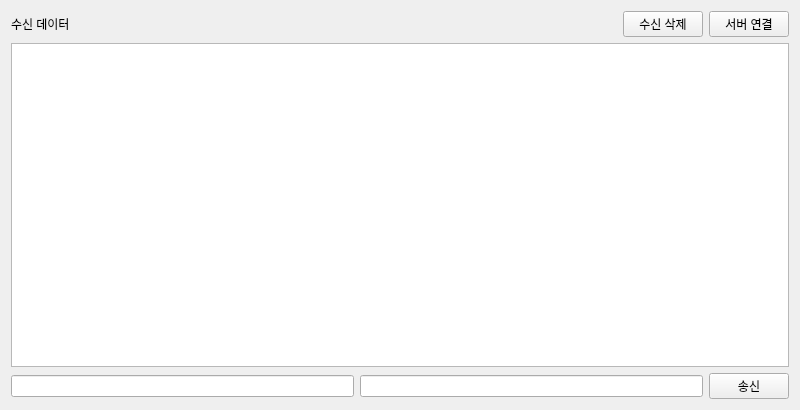
Qt form QT/AiotClientQt/tab2socketclient.ui (te31eawq/class) before a commit.
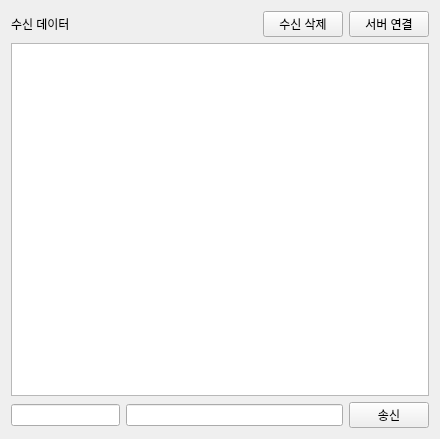
The same form after that commit.

The edit to the form file:
```diff
--- a/QT/AiotClientQt/tab2socketclient.ui
+++ b/QT/AiotClientQt/tab2socketclient.ui
@@ -6,21 +6,24 @@
    <rect>
     <x>0</x>
     <y>0</y>
-    <width>800</width>
-    <height>410</height>
+    <width>440</width>
+    <height>439</height>
    </rect>
   </property>
   <property name="windowTitle">
    <string>Form</string>
   </property>
-  <layout class="QVBoxLayout" name="verticalLayout">
+  <layout class="QVBoxLayout" name="verticalLayout" stretch="1,8,1">
    <item>
-    <layout class="QHBoxLayout" name="horizontalLayout" stretch="8,0,0">
+    <layout class="QHBoxLayout" name="horizontalLayout" stretch="8,0,1">
      <item>
       <widget class="QLabel" name="label">
        <property name="text">
         <string>수신 데이터</string>
        </property>
+       <property name="alignment">
+        <set>Qt::AlignLeading|Qt::AlignLeft|Qt::AlignVCenter</set>
+       </property>
       </widget>
      </item>
      <item>
@@ -42,20 +45,20 @@
      </item>
     </layout>
    </item>
-   <item>
-    <layout class="QHBoxLayout" name="horizontalLayout_2">
-     <item>
-      <widget class="QTextEdit" name="pTErecvData"/>
-     </item>
-    </layout>
-   </item>
    <item>
     <layout class="QHBoxLayout" name="horizontalLayout_3">
      <item>
-      <widget class="QLineEdit" name="PLErecvid"/>
+      <widget class="QTextEdit" name="pTErecvData"/>
      </item>
+    </layout>
+   </item>
+   <item>
+    <layout class="QHBoxLayout" name="horizontalLayout_2" stretch="3,6,1">
      <item>
-      <widget class="QLineEdit" name="PLEsendData"/>
+      <widget class="QLineEdit" name="pLErecvId"/>
+     </item>
+     <item>
+      <widget class="QLineEdit" name="pLEsendData"/>
      </item>
      <item>
       <widget class="QPushButton" name="pPBsendButton">
```
Left out of the diff: 41 changed lines with no effect on the pictures.
